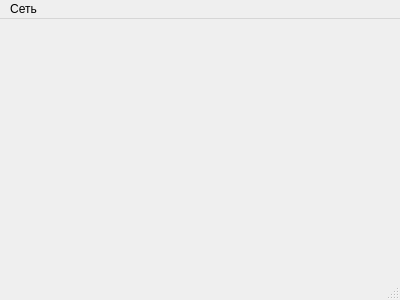
Old version of the form main-window.ui in the repository Intueor/Z-Hub.
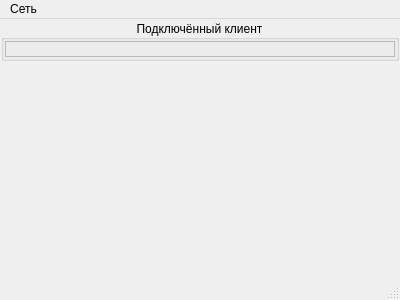
New version of the form. Icons and pictures are not drawn.

What changed in the file:
```diff
--- a/main-window.ui
+++ b/main-window.ui
@@ -17,7 +17,84 @@
    <iconset resource="resources.qrc">
     <normaloff>:/icons/z-icon.ico</normaloff>:/icons/z-icon.ico</iconset>
   </property>
-  <widget class="QWidget" name="centralWidget"/>
+  <widget class="QWidget" name="centralWidget">
+   <layout class="QVBoxLayout" name="verticalLayout">
+    <property name="spacing">
+     <number>3</number>
+    </property>
+    <property name="leftMargin">
+     <number>1</number>
+    </property>
+    <property name="topMargin">
+     <number>1</number>
+    </property>
+    <property name="rightMargin">
+     <number>1</number>
+    </property>
+    <property name="bottomMargin">
+     <number>1</number>
+    </property>
+    <item>
+     <widget class="QGroupBox" name="groupBox_ConnectedClient">
+      <property name="title">
+       <string>Подключённый клиент</string>
+      </property>
+      <property name="alignment">
+       <set>Qt::AlignCenter</set>
+      </property>
+      <layout class="QVBoxLayout" name="verticalLayout_2">
+       <property name="spacing">
+        <number>3</number>
+       </property>
+       <property name="leftMargin">
+        <number>1</number>
+       </property>
+       <property name="topMargin">
+        <number>1</number>
+       </property>
+       <property name="rightMargin">
+        <number>1</number>
+       </property>
+       <property name="bottomMargin">
+        <number>1</number>
+       </property>
+       <item>
+        <widget class="QLabel" name="label_ConnectedClient">
+         <property name="frameShape">
+          <enum>QFrame::StyledPanel</enum>
+         </property>
+         <property name="frameShadow">
+          <enum>QFrame::Raised</enum>
+         </property>
+         <property name="midLineWidth">
+          <number>4</number>
+         </property>
+         <property name="text">
+          <string notr="true"/>
+         </property>
+         <property name="textInteractionFlags">
+          <set>Qt::NoTextInteraction</set>
+         </property>
+        </widget>
+       </item>
+      </layout>
+     </widget>
+    </item>
+    <item>
+     <spacer name="verticalSpacer">
+      <property name="orientation">
+       <enum>Qt::Vertical</enum>
+      </property>
+      <property name="sizeHint" stdset="0">
+       <size>
+        <width>20</width>
+        <height>40</height>
+       </size>
+      </property>
+     </spacer>
+    </item>
+   </layout>
+  </widget>
   <widget class="QMenuBar" name="menuBar">
    <property name="geometry">
     <rect>
```
